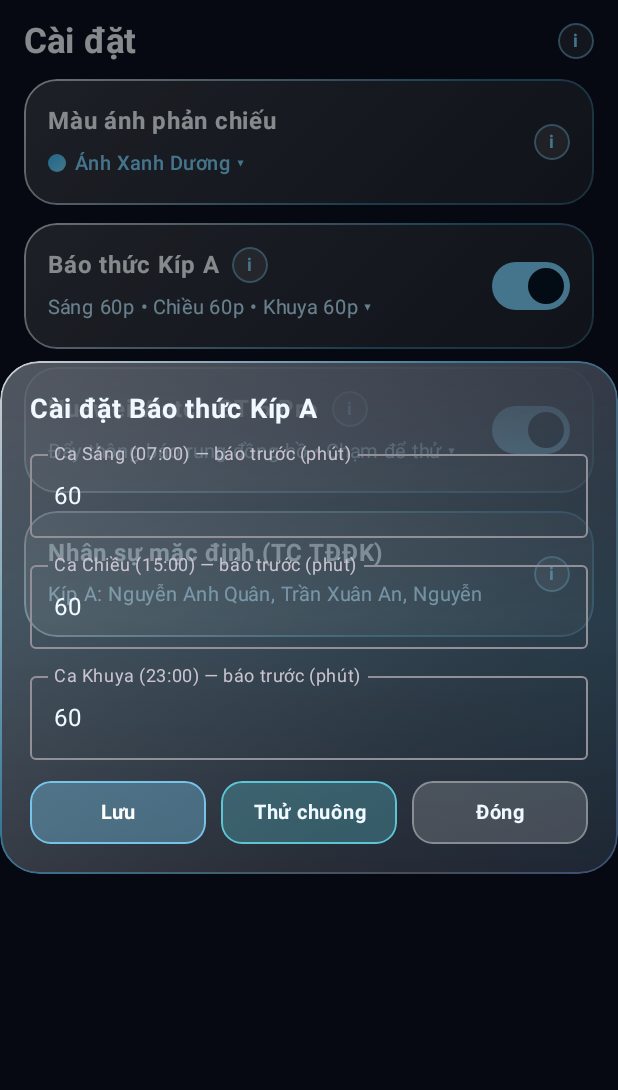
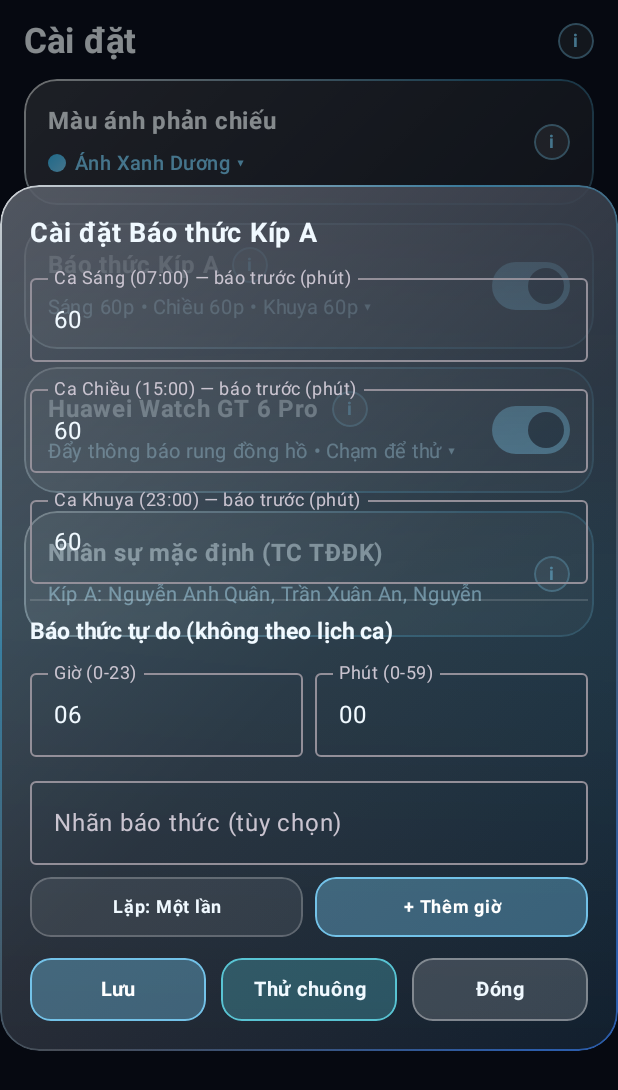
Before and after one commit to anhquanQB/TrucCaAlarm, an Android app built with Jetpack Compose: the composable SettingsTab shown on its own in the app's theme, after a tap on an icon or button, on a phone screen of 412 x 824 dp. Shown: the top 1090 px of the screen. Run offline under Robolectric (Android 15) with nearby library versions, the phone set to English and light mode, and no system bars; 2 statements that could not run were skipped.

Commit message:
Update MainScreen.kt

```diff
--- a/app/src/main/java/com/trucca/alarm/ui/MainScreen.kt
+++ b/app/src/main/java/com/trucca/alarm/ui/MainScreen.kt
@@ -1964,7 +1964,7 @@ private fun SettingsTab(
                             Text("Báo thức Kíp ${settings.selectedKip}", color = p.softWhite, fontWeight = FontWeight.Bold, fontSize = 16.sp)
                             InfoHintButton(
                                 title = "Báo thức tự động",
-                                message = "Chạm vào thẻ để đặt số phút báo trước từng ca và thử chuông. Báo thức sẽ rung liên tục trong 1 giờ cho tới khi bạn bấm HỦY.",
+                                message = "Chạm vào thẻ để đặt số phút báo trước từng ca, thêm báo thức tự do theo giờ và thử chuông. Báo thức sẽ rung liên tục trong 1 giờ cho tới khi bạn bấm HỦY.",
                                 onShowInfo = onShowInfo
                             )
                         }
@@ -2187,7 +2187,18 @@ private fun SettingsTab(
 
     if (showAlarmPopup) {
         BouncyGlassDialog(onDismissRequest = { showAlarmPopup = false }) {
-            Column(verticalArrangement = Arrangement.spacedBy(10.dp)) {
+            val alarmScroll = rememberScrollState()
+            Column(
+                modifier = Modifier
+                    .softVerticalFade(
+                        showTopFade = alarmScroll.value > 0,
+                        showBottomFade = alarmScroll.value < alarmScroll.maxValue,
+                        topFade = UNIFORM_EDGE_FADE,
+                        bottomFade = UNIFORM_EDGE_FADE
+                    )
+                    .verticalScroll(alarmScroll),
+                verticalArrangement = Arrangement.spacedBy(10.dp)
+            ) {
                 Text("Cài đặt Báo thức Kíp ${settings.selectedKip}", color = p.softWhite, fontSize = 18.sp, fontWeight = FontWeight.Bold)
                 OutlinedTextField(
                     value = morningBefore,
@@ -2210,6 +2221,7 @@ private fun SettingsTab(
                     singleLine = true,
                     modifier = Modifier.fillMaxWidth()
                 )
+                CustomAlarmSection()
                 DialogActionBar(
                     primaryLabel = "Lưu",
                     onPrimary = {
```
